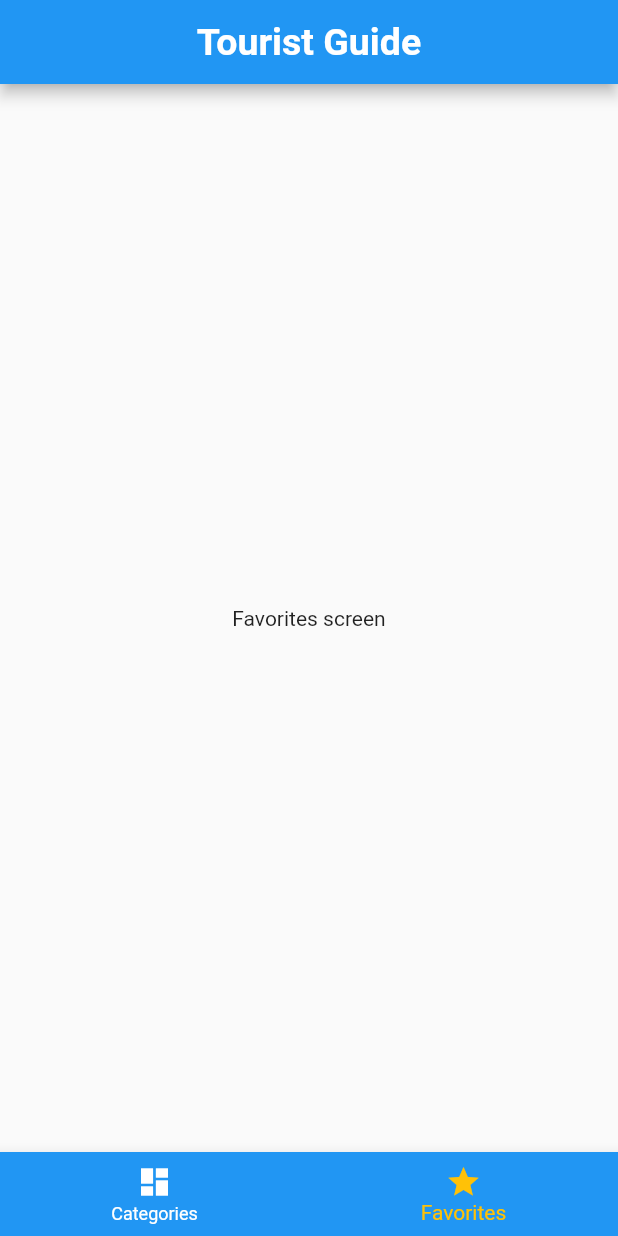
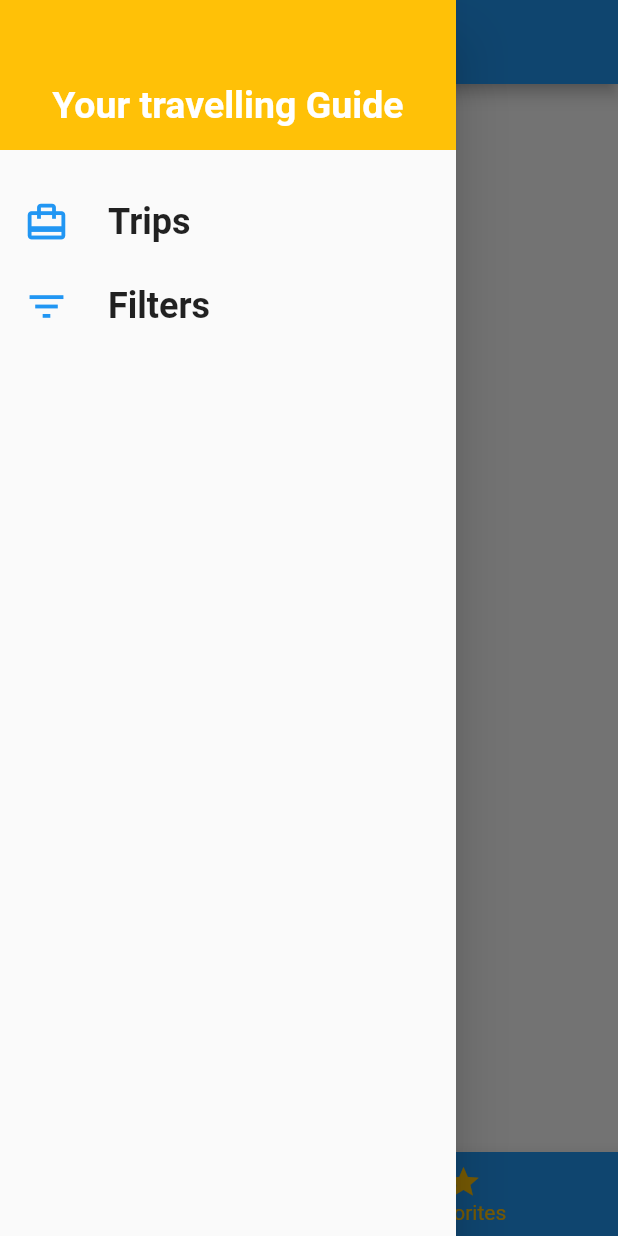
Before and after one commit to kamel-fardi/travelling_guide, a Flutter app: the screen it shows after launch, item 2 of the bottom bar chosen, with the side drawer open (before the commit the screen has no drawer), on a phone screen of 412 x 824 dp. Run offline on Flutter 3.47's test engine with Material 2 defaults, Android fonts, the light colour scheme and no system bars; network calls fail.

Commit message:
gui update

```diff
--- a/lib/main.dart
+++ b/lib/main.dart
@@ -1,8 +1,9 @@
 import 'package:flutter/material.dart';
 import 'package:travelling_guide/screens/Trip_detail_screen.dart';
-import 'package:travelling_guide/screens/tabs_screen.dart';
-import 'package:travelling_guide/screens/tabs_screen1.dart';
-import './screens/categories_screen.dart';
+import 'package:travelling_guide/screens/filters_screen.dart';
+
+import './screens/tabs_screen1.dart';
+
 import './screens/category_trips_screen.dart';
 
 void main() {
@@ -38,6 +39,7 @@ class MyApp extends StatelessWidget {
             const TabsScreen1(), //the same as home: const categoriesscreen(),
         CategoryTripScreen.screenRoute: (ctx) => CategoryTripScreen(),
         TripDetailScreen.screenRoute: (ctx) => TripDetailScreen(),
+        FiltersScreen.screenRoute: (ctx) => const FiltersScreen(),
       },
     );
   }
--- a/lib/screens/tabs_screen.dart
+++ b/lib/screens/tabs_screen.dart
@@ -1,6 +1,5 @@
 import 'package:flutter/material.dart';
 import 'package:travelling_guide/screens/categories_screen.dart';
-import '../screens/category_trips_screen.dart';
 
 import 'favorites_screen.dart';
 
@@ -13,7 +12,8 @@ class TabsScreen extends StatelessWidget {
       length: 2,
       child: Scaffold(
         appBar: AppBar(
-          title: const Center(child: Text('Tourist Guide')),
+          centerTitle: true,
+          title: const Text('Tourist Guide'),
           bottom: const TabBar(tabs: [
             Tab(
               icon: Icon(Icons.dashboard),
--- a/lib/screens/tabs_screen1.dart
+++ b/lib/screens/tabs_screen1.dart
@@ -1,4 +1,5 @@
 import 'package:flutter/material.dart';
+import '../widgets/app_drawer.dart';
 import '../screens/favorites_screen.dart';
 
 import 'categories_screen.dart';
@@ -18,17 +19,26 @@ class _TabsScreen1State extends State<TabsScreen1> {
   }
 
   int _selectedScreenIndex = 0;
-  final List<Widget> _screens = [
-    CategoriesScreen(),
-    const FavoritesScreen(),
+  final List<Map<String, Object?>> _screens = [
+    {
+      'Screen': CategoriesScreen(),
+      'Title': 'Trips Category',
+    },
+    {
+      'Screen': const FavoritesScreen(),
+      'Title': 'Favorites',
+    },
   ];
+  //String title = ();
   @override
   Widget build(BuildContext context) {
     return Scaffold(
       appBar: AppBar(
-        title: const Center(child: Text('Tourist Guide')),
+        centerTitle: true,
+        title: Text(_screens[_selectedScreenIndex]['Title'] as String),
       ),
-      body: _screens[_selectedScreenIndex],
+      drawer: const AppDrawer(),
+      body: _screens[_selectedScreenIndex]['Screen'] as Widget,
       bottomNavigationBar: BottomNavigationBar(
         onTap: _selectScreen,
         backgroundColor: Theme.of(context).primaryColor,
--- /dev/null
+++ b/lib/widgets/app_drawer.dart
@@ -0,0 +1,64 @@
+import 'package:flutter/material.dart';
+import '../screens/filters_screen.dart';
+
+class AppDrawer extends StatelessWidget {
+  const AppDrawer({Key? key}) : super(key: key);
+
+  @override
+  Widget build(BuildContext context) {
+    return Drawer(
+      child: Column(
+        children: [
+          Container(
+            height: 100,
+            width: double.infinity,
+            padding: const EdgeInsets.only(top: 40),
+            alignment: Alignment.center,
+            color: Theme.of(context).colorScheme.secondary,
+            child: Text(
+              'Your travelling Guide',
+              style: Theme.of(context).textTheme.headline6,
+            ),
+          ),
+          const SizedBox(
+            height: 20,
+          ),
+          buildListTile(
+            'Trips',
+            Icons.card_travel,
+            () {
+              Navigator.of(context).pushReplacementNamed('/');
+            },
+          ),
+          buildListTile(
+            'Filters',
+            Icons.filter_list,
+            () {
+              Navigator.of(context)
+                  .pushReplacementNamed(FiltersScreen.screenRoute);
+            },
+          ),
+        ],
+      ),
+    );
+  }
+
+  ListTile buildListTile(
+    String title,
+    IconData icon,
+    VoidCallback onTapLink,
+  ) {
+    return ListTile(
+      leading: Icon(
+        icon,
+        size: 30,
+        color: Colors.blue,
+      ),
+      title: Text(
+        title,
+        style: const TextStyle(fontSize: 24, fontWeight: FontWeight.bold),
+      ),
+      onTap: onTapLink,
+    );
+  }
+}
```
Also changed, not shown: lib/screens/Trip_detail_screen.dart (+12 -4 lines), lib/screens/category_trips_screen.dart (+48 -26 lines), lib/screens/filters_screen.dart (added, +90 -0 lines), lib/widgets/trip_item.dart (+17 -14 lines).
